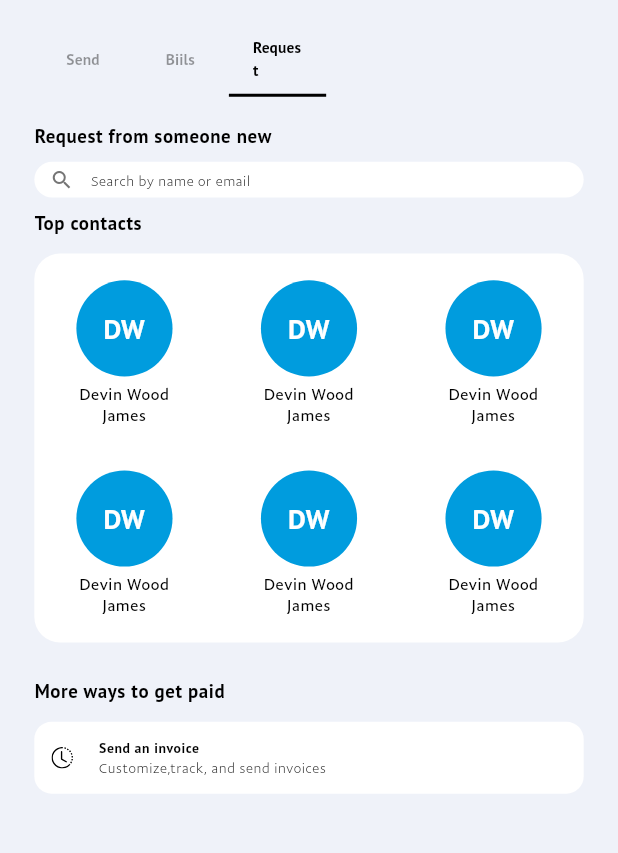
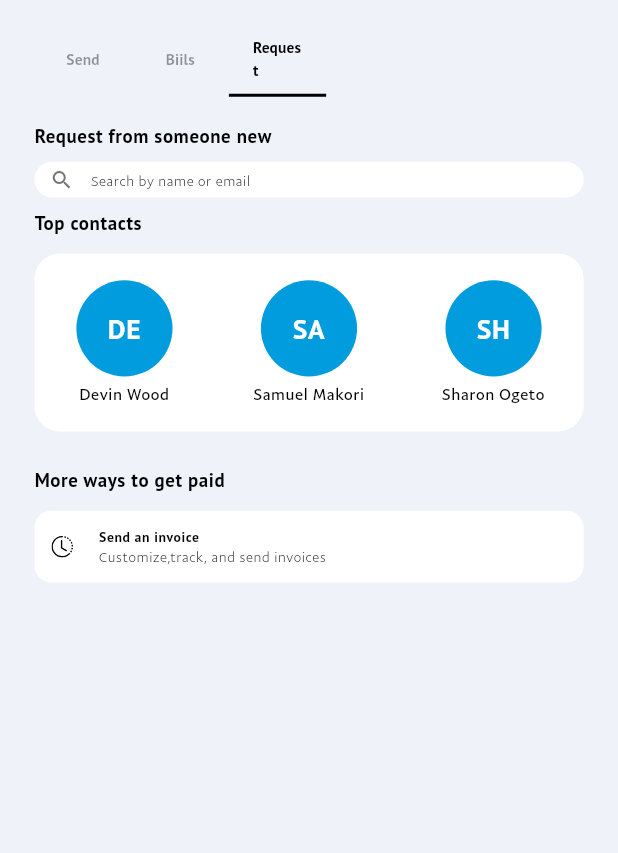
Before and after one commit to Qarani-m/paypal, a Flutter app: the PaymentsHomepgae screen opened directly, tab 3 chosen, on a phone screen of 412 x 824 dp, the part 99-952 px from its top. Run offline on Flutter 3.47's test engine with Material 3 defaults, Android fonts, the phone set to English and light mode, and no system bars; our stand-ins replace flutter_screenutil, flutter_svg, get, get_storage, image_picker, local_auth and 2 more; missing offline and left inert: local_auth_android; accounts and stored records are empty.

Commit message:
2025-01-25 21:44:12 --- todo: wallet page

```diff
--- a/lib/src/features/payments/controllers/payments_controller.dart
+++ b/lib/src/features/payments/controllers/payments_controller.dart
@@ -33,4 +33,12 @@ class PaymentsController extends GetxController with GetTickerProviderStateMixin
     tabController.animateTo(index);
     mainTabIndex.value = index;
   }
+
+
+
+  List<String> topContacts = [
+    'Devin Wood',
+    'Samuel Makori',
+    'Sharon Ogeto'
+  ];
 }
--- a/lib/src/features/payments/screens/payments_homepgae.dart
+++ b/lib/src/features/payments/screens/payments_homepgae.dart
@@ -77,7 +77,7 @@ class PaymentsHomepgae extends GetView<PaymentsController> {
                     TabBarView(controller: controller.tabController, children: [
               SendTab(),
               BiilsTab(),
-              RequestsTab(),
+              RequestsTab(controller:controller),
               // Column(),
               // Column()
             ]))
@@ -90,8 +90,10 @@ class PaymentsHomepgae extends GetView<PaymentsController> {
 
 class RequestsTab extends StatelessWidget {
   const RequestsTab({
-    super.key,
+    super.key, required this.controller,
   });
+
+  final PaymentsController controller;
 
   @override
   Widget build(BuildContext context) {
@@ -169,7 +171,10 @@ class RequestsTab extends StatelessWidget {
                             children: [
                               CircleAvatar(
                                 radius: 28.r,
-                                child: Text('DW',
+                                child: Text(
+
+                                  "${controller.topContacts[index][0][0].toUpperCase()}${controller.topContacts[index][1][0].toUpperCase()}"
+                                  ,
                                     textAlign: TextAlign.center,
                                     style: Theme.of(context)
                                         .textTheme
@@ -183,7 +188,7 @@ class RequestsTab extends StatelessWidget {
                               SizedBox(
                                 height: 4.h,
                               ),
-                              Text('Devin Wood James',
+                              Text(controller.topContacts[index],
                                   textAlign: TextAlign.center,
                                   style: Theme.of(context)
                                       .textTheme
@@ -197,46 +202,7 @@ class RequestsTab extends StatelessWidget {
                         )),
               )
 ,
-              SizedBox(height: 25.h,),
-               Row(
-                mainAxisAlignment: MainAxisAlignment.spaceBetween,
-                children: List.generate(
-                    3,
-                    (index) => Container(
-                          width: 65.w,
-                          child: Column(
-                            mainAxisAlignment: MainAxisAlignment.center,
-                            crossAxisAlignment: CrossAxisAlignment.center,
-                            children: [
-                              CircleAvatar(
-                                radius: 28.r,
-                                child: Text('DW',
-                                    textAlign: TextAlign.center,
-                                    style: Theme.of(context)
-                                        .textTheme
-                                        .bodySmall
-                                        ?.copyWith(
-                                          color: Colors.white,
-                                          fontSize: 16.sp,
-                                          fontWeight: FontWeight.w600,
-                                        )),
-                              ),
-                              SizedBox(
-                                height: 4.h,
-                              ),
-                              Text('Devin Wood James',
-                                  textAlign: TextAlign.center,
-                                  style: Theme.of(context)
-                                      .textTheme
-                                      .bodySmall
-                                      ?.copyWith(
-                                        fontSize: 9.sp,
-                                        fontWeight: FontWeight.w400,
-                                      )),
-                            ],
-                          ),
-                        )),
-              )
+
             ],
           ),
         ),
```
